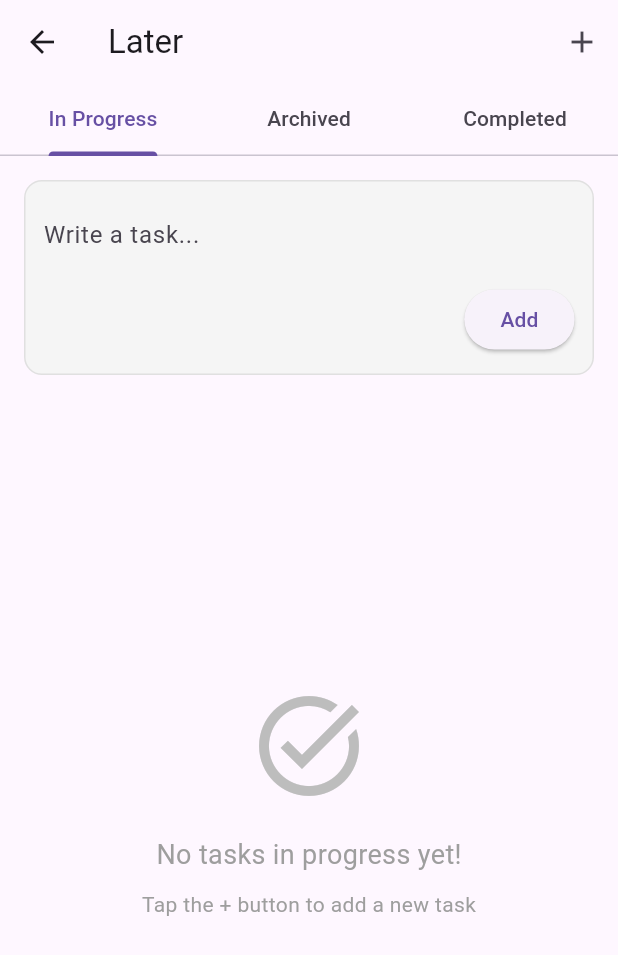
After one commit to RenadEmad/slack_clone, a Flutter app: the LaterScreen screen opened directly, after a tap on the "add" icon, on a phone screen of 412 x 824 dp. The commit adds this screen. Shown: the top 955 px of the screen. Run offline on Flutter 3.47's test engine with Material 3 defaults, Android fonts, the light colour scheme and no system bars; our stand-ins replace font_awesome_flutter, go_router, supabase_flutter; accounts and stored records are empty; network calls fail.

Commit message:
- later tasks

```diff
--- /dev/null
+++ b/lib/features/homeScreen/presentation/later_screen.dart
@@ -0,0 +1,395 @@
+import 'package:flutter/material.dart';
+import 'package:supabase_flutter/supabase_flutter.dart';
+
+class LaterScreen extends StatefulWidget {
+  const LaterScreen({super.key});
+
+  @override
+  State<LaterScreen> createState() => _LaterScreenState();
+}
+
+class _LaterScreenState extends State<LaterScreen>
+    with SingleTickerProviderStateMixin {
+  bool showAddBox = false;
+  final TextEditingController taskController = TextEditingController();
+  List<Map<String, dynamic>> tasks = [];
+
+  final supabase = Supabase.instance.client;
+
+  Future<void> fetchTasks() async {
+    final user = supabase.auth.currentUser;
+    if (user == null) return;
+
+    final response = await supabase
+        .from('later_tasks')
+        .select()
+        .eq('status', 'in_progress')
+        .order('created_at');
+
+    setState(() {
+      tasks = List<Map<String, dynamic>>.from(response);
+    });
+  }
+
+  // @override
+  // void initState() {
+  //   super.initState();
+  //   fetchTasks();
+  //   fetchCompletedTasks();
+  // }
+
+  late TabController _tabController;
+
+  @override
+  void initState() {
+    super.initState();
+    fetchTasks();
+    fetchCompletedTasks();
+    _tabController = TabController(length: 3, vsync: this);
+
+    _tabController.addListener(() {
+      if (_tabController.index == 2) {
+        fetchCompletedTasks();
+      }
+    });
+  }
+
+  Future<void> addTask(String title) async {
+    final user = supabase.auth.currentUser;
+    if (user == null) return;
+
+    final response = await supabase
+        .from('later_tasks')
+        .insert({'title': title, 'status': 'in_progress', 'user_id': user.id})
+        .select()
+        .single();
+
+    setState(() {
+      tasks.add(response);
+      showAddBox = false;
+    });
+  }
+
+  Future<void> completeTask(Map<String, dynamic> task) async {
+    final user = supabase.auth.currentUser;
+    if (user == null) return;
+
+    try {
+      await supabase.from('completed_tasks').insert({
+        'content': task['title'],
+        'user_id': user.id,
+        'completed_at': DateTime.now().toIso8601String(),
+      });
+
+      await supabase.from('later_tasks').delete().eq('id', task['id']);
+
+      setState(() {
+        tasks.removeWhere((t) => t['id'] == task['id']);
+      });
+    } catch (e) {
+      ScaffoldMessenger.of(
+        context,
+      ).showSnackBar(SnackBar(content: Text('Error completing task')));
+    }
+  }
+
+  List<Map<String, dynamic>> completedTasks = [];
+
+  Future<void> fetchCompletedTasks() async {
+    final user = supabase.auth.currentUser;
+    if (user == null) return;
+
+    try {
+      final response = await supabase
+          .from('completed_tasks')
+          .select()
+          .eq('user_id', user.id)
+          .order('completed_at', ascending: false);
+
+      setState(() {
+        completedTasks = List<Map<String, dynamic>>.from(response);
+      });
+    } catch (e) {
+      print('Error fetching completed tasks: $e');
+    }
+  }
+
+  @override
+  Widget build(BuildContext context) {
+    return DefaultTabController(
+      length: 3,
+      child: Scaffold(
+        appBar: AppBar(
+          title: const Text('Later'),
+          actions: [
+            IconButton(
+              icon: const Icon(Icons.add),
+              onPressed: () {
+                setState(() {
+                  showAddBox = !showAddBox;
+                });
+              },
+            ),
+          ],
+          bottom: const TabBar(
+            tabs: [
+              Tab(text: 'In Progress'),
+              Tab(text: 'Archived'),
+              Tab(text: 'Completed'),
+            ],
+          ),
+        ),
+        body: TabBarView(
+          children: [
+            _buildInProgress(),
+            const Center(child: Text('Archived')),
+            _buildCompletedTasksTab(),
+          ],
+        ),
+      ),
+    );
+  }
+
+  Widget _buildInProgress() {
+    return Padding(
+      padding: const EdgeInsets.all(16),
+      child: Column(
+        children: [
+          if (showAddBox) _buildAddTaskBox(),
+          const SizedBox(height: 12),
+          Expanded(
+            child: tasks.isEmpty
+                ? Center(
+                    child: Column(
+                      mainAxisAlignment: MainAxisAlignment.center,
+                      children: [
+                        Icon(
+                          Icons.task_alt,
+                          size: 80,
+                          color: Colors.grey.shade400,
+                        ),
+                        const SizedBox(height: 20),
+                        const Text(
+                          'No tasks in progress yet!',
+                          style: TextStyle(fontSize: 18, color: Colors.grey),
+                        ),
+                        const SizedBox(height: 10),
+                        const Text(
+                          'Tap the + button to add a new task',
+                          style: TextStyle(fontSize: 14, color: Colors.grey),
+                        ),
+                      ],
+                    ),
+                  )
+                : ListView.builder(
+                    itemCount: tasks.length,
+                    itemBuilder: (context, index) {
+                      return _buildTaskItem(tasks[index]);
+                    },
+                  ),
+          ),
+        ],
+      ),
+    );
+  }
+
+  Widget _buildCompletedTasksTab() {
+    return Padding(
+      padding: const EdgeInsets.all(16),
+      child: completedTasks.isEmpty
+          ? const Center(child: Text('No completed tasks yet'))
+          : ListView.builder(
+              itemCount: completedTasks.length,
+              itemBuilder: (context, index) {
+                final task = completedTasks[index];
+                return Card(
+                  margin: const EdgeInsets.only(bottom: 12),
+                  child: Padding(
+                    padding: const EdgeInsets.all(12),
+                    child: Column(
+                      crossAxisAlignment: CrossAxisAlignment.start,
+                      children: [
+                        Row(
+                          children: const [
+                            CircleAvatar(
+                              backgroundColor: Colors.green,
+                              child: Icon(Icons.check, color: Colors.white),
+                            ),
+                            SizedBox(width: 8),
+                            Text(
+                              'Renad Emad Hamdy',
+                              style: TextStyle(fontWeight: FontWeight.bold),
+                            ),
+                          ],
+                        ),
+                        const SizedBox(height: 6),
+                        Text(task['content'] ?? 'No content'),
+                        const SizedBox(height: 6),
+                        Text(
+                          task['completed_at'] != null
+                              ? 'Completed at: ${DateTime.parse(task['completed_at']).toLocal().toString().substring(0, 16)}'
+                              : 'Completed at: N/A',
+                          style: TextStyle(color: Colors.grey),
+                        ),
+                      ],
+                    ),
+                  ),
+                );
+              },
+            ),
+    );
+  }
+
+  Widget _buildAddTaskBox() {
+    return Container(
+      padding: const EdgeInsets.all(12),
+      decoration: BoxDecoration(
+        color: Colors.grey.shade100,
+        borderRadius: BorderRadius.circular(12),
+        border: Border.all(color: Colors.grey.shade300),
+      ),
+      child: Column(
+        children: [
+          TextField(
+            controller: taskController,
+            decoration: const InputDecoration(
+              hintText: 'Write a task...',
+              border: InputBorder.none,
+            ),
+          ),
+          const SizedBox(height: 8),
+          Align(
+            alignment: Alignment.centerRight,
+            child: ElevatedButton(
+              onPressed: () {
+                if (taskController.text.isNotEmpty) {
+                  addTask(taskController.text.trim());
+                  taskController.clear();
+                }
+              },
+
+              child: const Text('Add'),
+            ),
+          ),
+        ],
+      ),
+    );
+  }
+
+  // Widget _buildTaskItem(Map<String, dynamic> task) {
+  //   return Card(
+  //     margin: const EdgeInsets.only(bottom: 12),
+  //     child: Padding(
+  //       padding: const EdgeInsets.all(12),
+  //       child: Column(
+  //         crossAxisAlignment: CrossAxisAlignment.start,
+  //         children: [
+  //           Row(
+  //             children: [
+  //               const CircleAvatar(
+  //                 backgroundColor: Colors.pink,
+  //                 child: Text('R', style: TextStyle(color: Colors.white)),
+  //               ),
+  //               const SizedBox(width: 8),
+  //               const Text(
+  //                 'Renad Emad Hamdy',
+  //                 style: TextStyle(fontWeight: FontWeight.bold),
+  //               ),
+  //             ],
+  //           ),
+  //           const SizedBox(height: 6),
+  //           Text(task['title']),
+  //           const SizedBox(height: 12),
+  //           Row(
+  //             children: [
+  //               ElevatedButton(
+  //                 style: ElevatedButton.styleFrom(
+  //                   backgroundColor: Color(0xff03785b),
+  //                 ),
+  //                 onPressed: () {
+  //                   completeTask(task['id']);
+  //                 },
+
+  //                 child: const Text(
+  //                   'Complete',
+  //                   style: TextStyle(color: Colors.white),
+  //                 ),
+  //               ),
+  //               const SizedBox(width: 8),
+  //               OutlinedButton(
+  //                 onPressed: () {
+  //                   completeTask(task['id']);
+  //                 },
+  //                 child: const Icon(Icons.alarm),
+  //               ),
+  //             ],
+  //           ),
+  //         ],
+  //       ),
+  //     ),
+  //   );
+  // }
+
+  Widget _buildTaskItem(Map<String, dynamic> task) {
+    return Card(
+      margin: const EdgeInsets.only(bottom: 12),
+      child: Padding(
+        padding: const EdgeInsets.all(12),
+        child: Column(
+          crossAxisAlignment: CrossAxisAlignment.start,
+          children: [
+            Row(
+              children: [
+                const CircleAvatar(
+                  backgroundColor: Colors.pink,
+                  child: Text('R', style: TextStyle(color: Colors.white)),
+                ),
+                const SizedBox(width: 8),
+                const Text(
+                  'Renad Emad Hamdy',
+                  style: TextStyle(fontWeight: FontWeight.bold),
+                ),
+              ],
+            ),
+            const SizedBox(height: 6),
+            Text(task['title']),
+            const SizedBox(height: 12),
+            Row(
+              children: [
+                ElevatedButton(
+                  style: ElevatedButton.styleFrom(
+                    backgroundColor: Color(0xff03785b),
+                  ),
+                  onPressed: () async {
+                    await completeTask(task);
+
+                    fetchCompletedTasks();
+                  },
+
+                  child: const Text(
+                    'Complete',
+                    style: TextStyle(color: Colors.white),
+                  ),
+                ),
+                const SizedBox(width: 8),
+                OutlinedButton(
+                  onPressed: () async {
+                    await completeTask(task);
+                    setState(() {
+                      completedTasks.insert(0, {
+                        'content': task['title'],
+                        'user_id': supabase.auth.currentUser!.id,
+                        'completed_at': DateTime.now().toIso8601String(),
+                      });
+                    });
+                  },
+                  child: const Icon(Icons.alarm),
+                ),
+              ],
+            ),
+          ],
+        ),
+      ),
+    );
+  }
+}
--- a/lib/sharedConfig/routes/app_routes.dart
+++ b/lib/sharedConfig/routes/app_routes.dart
@@ -3,6 +3,7 @@ import 'package:slack_clone/features/Activity/presentation/view/activity_view_sc
 import 'package:slack_clone/features/DMs/presentation/view/dms_view_screen.dart';
 import 'package:slack_clone/features/homeScreen/presentation/view/chat_screen_view.dart';
 import 'package:slack_clone/features/homeScreen/presentation/view/home_screen_view.dart';
+import 'package:slack_clone/features/homeScreen/presentation/view/later_screen_view.dart';
 import 'package:slack_clone/features/search/presentation/view/search_screen_view.dart';
 import 'package:slack_clone/features/sign_in/presentation/view/chEmail/view/check_email_view.dart';
 import 'package:slack_clone/features/sign_in/presentation/view/chNotification/view/check_notification_view.dart';
@@ -20,6 +21,7 @@ class Routes {
   static const String dmsScreen = '/dms-screen';
   static const String activityScreen = '/activity-screen';
   static const String searchScreen = '/search-screen';
+  static const String laterScreen = '/later-screen';
 }
 
 final appRouter = GoRouter(
@@ -62,5 +64,9 @@ final appRouter = GoRouter(
       path: Routes.searchScreen,
       builder: (context, state) => const SearchScreenView(),
     ),
+    GoRoute(
+      path: Routes.laterScreen,
+      builder: (context, state) => const LaterScreenView(),
+    ),
   ],
 );
```
Also changed, not shown: lib/features/homeScreen/presentation/home_screen.dart (+10 -2 lines), lib/features/homeScreen/presentation/view/later_screen_view.dart (added, +11 -0 lines), lib/features/homeScreen/presentation/widget/channel_row.dart (+41 -13 lines).
